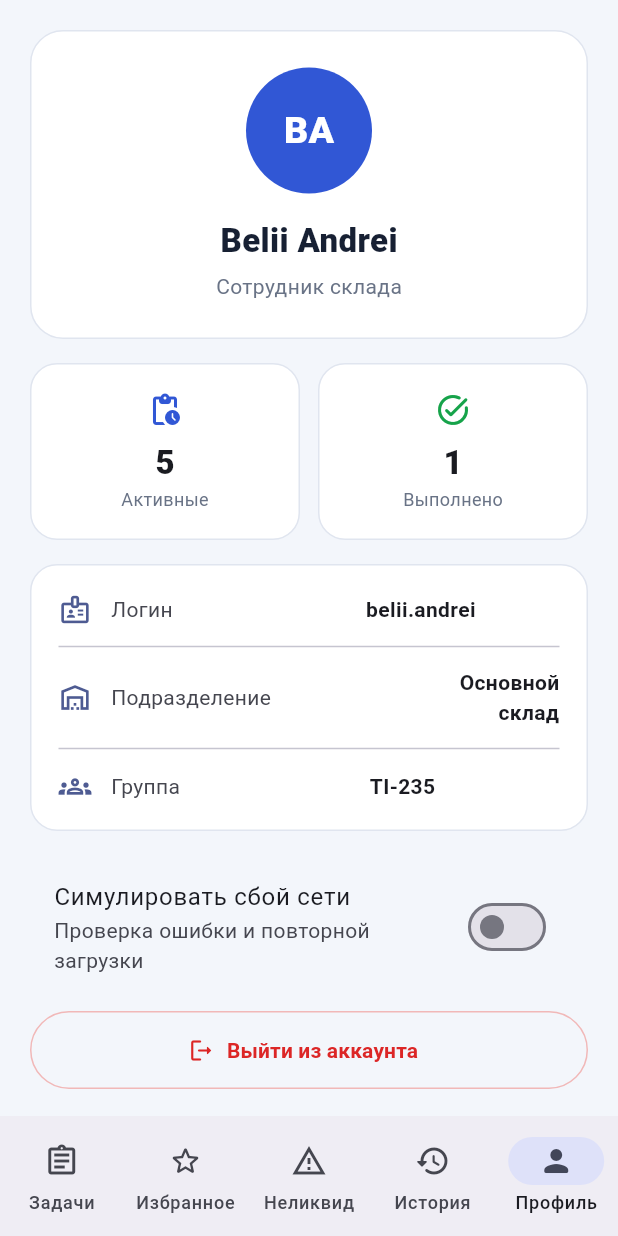
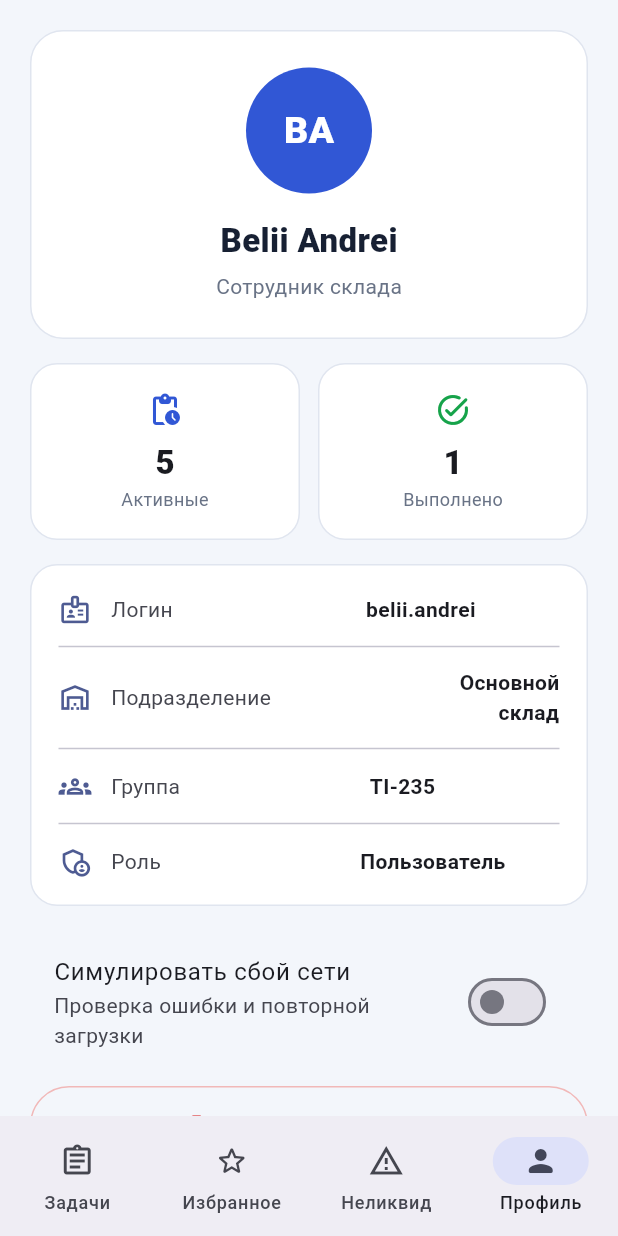
Before and after one commit to BeliiAndrei/SmartTaskHandlerMobile, a Flutter app: the ProfilePage screen opened by its route, on a phone screen of 412 x 824 dp. Run offline on Flutter 3.47's test engine with Material 3 defaults, Android fonts, the phone set to English and light mode, and no system bars; our stand-ins replace go_router, image_picker.

Commit message:
L4: add local administrator and user roles

```diff
--- a/lib/main.dart
+++ b/lib/main.dart
@@ -4,6 +4,7 @@ import 'package:provider/provider.dart';
 import 'data/mock_warehouse_task_repository.dart';
 import 'data/warehouse_task_repository.dart';
 import 'models/task_model.dart';
+import 'models/session_model.dart';
 import 'router.dart';
 import 'services/favorite_repository.dart';
 import 'services/favorite_store.dart';
@@ -50,6 +51,7 @@ class SmartTaskHandlerApp extends StatelessWidget {
 
     return MultiProvider(
       providers: [
+        ChangeNotifierProvider(create: (_) => SessionModel()),
         Provider<WarehouseTaskRepository>.value(value: repository),
         ChangeNotifierProvider(
           create: (context) =>
--- /dev/null
+++ b/lib/models/session_model.dart
@@ -0,0 +1,32 @@
+import 'package:flutter/foundation.dart';
+
+enum UserRole { administrator, user }
+
+/// Local role selection for the L4 demo; authentication belongs to the backend.
+class SessionModel extends ChangeNotifier {
+  static const adminEmail = 'admin@smarttask.local';
+  static const adminPassword = 'admin123';
+
+  UserRole? _role;
+
+  UserRole? get role => _role;
+  bool get isAdministrator => _role == UserRole.administrator;
+
+  void signIn(String email, String password) {
+    _role =
+        email.trim().toLowerCase() == adminEmail && password == adminPassword
+        ? UserRole.administrator
+        : UserRole.user;
+    notifyListeners();
+  }
+
+  void register() {
+    _role = UserRole.user;
+    notifyListeners();
+  }
+
+  void signOut() {
+    _role = null;
+    notifyListeners();
+  }
+}
--- a/lib/screens/profile_screen.dart
+++ b/lib/screens/profile_screen.dart
@@ -5,6 +5,7 @@ import 'package:provider/provider.dart';
 import '../data/mock_warehouse_task_repository.dart';
 import '../data/warehouse_task_repository.dart';
 import '../models/task_model.dart';
+import '../models/session_model.dart';
 import '../widgets/labeled_value_row.dart';
 import '../widgets/task_data_view.dart';
 
@@ -19,6 +20,7 @@ class _ProfilePageState extends State<ProfilePage> {
   @override
   Widget build(BuildContext context) {
     final repository = context.watch<WarehouseTaskRepository>();
+    final role = context.watch<SessionModel>().role;
     final mockRepository = repository is MockWarehouseTaskRepository
         ? repository
         : null;
@@ -96,24 +98,32 @@ class _ProfilePageState extends State<ProfilePage> {
             borderRadius: BorderRadius.circular(18),
             border: Border.all(color: const Color(0xFFE0E5EF)),
           ),
-          child: const Column(
+          child: Column(
             children: [
-              LabeledValueRow(
+              const LabeledValueRow(
                 icon: Icons.badge_outlined,
                 label: 'Логин',
                 value: 'belii.andrei',
               ),
-              Divider(height: 28),
-              LabeledValueRow(
+              const Divider(height: 28),
+              const LabeledValueRow(
                 icon: Icons.warehouse_outlined,
                 label: 'Подразделение',
                 value: 'Основной склад',
               ),
-              Divider(height: 28),
-              LabeledValueRow(
+              const Divider(height: 28),
+              const LabeledValueRow(
                 icon: Icons.groups_outlined,
                 label: 'Группа',
                 value: 'TI-235',
+              ),
+              const Divider(height: 28),
+              LabeledValueRow(
+                icon: Icons.admin_panel_settings_outlined,
+                label: 'Роль',
+                value: role == UserRole.administrator
+                    ? 'Администратор'
+                    : 'Пользователь',
               ),
             ],
           ),
@@ -178,7 +188,10 @@ class _ProfilePageState extends State<ProfilePage> {
       },
     );
 
-    if (confirmed == true && context.mounted) context.go('/login');
+    if (confirmed == true && context.mounted) {
+      context.read<SessionModel>().signOut();
+      context.go('/login');
+    }
   }
 }
 
--- a/lib/widgets/app_shell.dart
+++ b/lib/widgets/app_shell.dart
@@ -1,5 +1,8 @@
 import 'package:flutter/material.dart';
 import 'package:go_router/go_router.dart';
+import 'package:provider/provider.dart';
+
+import '../models/session_model.dart';
 
 class AppShell extends StatelessWidget {
   const AppShell({super.key, required this.navigationShell});
@@ -8,32 +11,37 @@ class AppShell extends StatelessWidget {
 
   @override
   Widget build(BuildContext context) {
+    final isAdministrator = context.watch<SessionModel>().isAdministrator;
+    final visibleBranches = [0, 1, 2, if (isAdministrator) 3, 4];
+    final selectedIndex = visibleBranches.indexOf(navigationShell.currentIndex);
     return Scaffold(
       body: navigationShell,
       bottomNavigationBar: NavigationBar(
-        selectedIndex: navigationShell.currentIndex,
-        onDestinationSelected: navigationShell.goBranch,
-        destinations: const [
-          NavigationDestination(
+        selectedIndex: selectedIndex < 0 ? 0 : selectedIndex,
+        onDestinationSelected: (index) =>
+            navigationShell.goBranch(visibleBranches[index]),
+        destinations: [
+          const NavigationDestination(
             icon: Icon(Icons.assignment_outlined),
             selectedIcon: Icon(Icons.assignment_rounded),
             label: 'Задачи',
           ),
-          NavigationDestination(
+          const NavigationDestination(
             icon: Icon(Icons.star_border_rounded),
             selectedIcon: Icon(Icons.star_rounded),
             label: 'Избранное',
           ),
-          NavigationDestination(
+          const NavigationDestination(
             icon: Icon(Icons.report_problem_outlined),
             selectedIcon: Icon(Icons.report_problem_rounded),
             label: 'Неликвид',
           ),
-          NavigationDestination(
-            icon: Icon(Icons.history_rounded),
-            label: 'История',
-          ),
-          NavigationDestination(
+          if (isAdministrator)
+            const NavigationDestination(
+              icon: Icon(Icons.history_rounded),
+              label: 'История',
+            ),
+          const NavigationDestination(
             icon: Icon(Icons.person_outline_rounded),
             selectedIcon: Icon(Icons.person_rounded),
             label: 'Профиль',
```
Also changed, not shown: lib/router.dart (+11 -0 lines), lib/screens/auth_screen.dart (+20 -1 lines), 3 other files.
